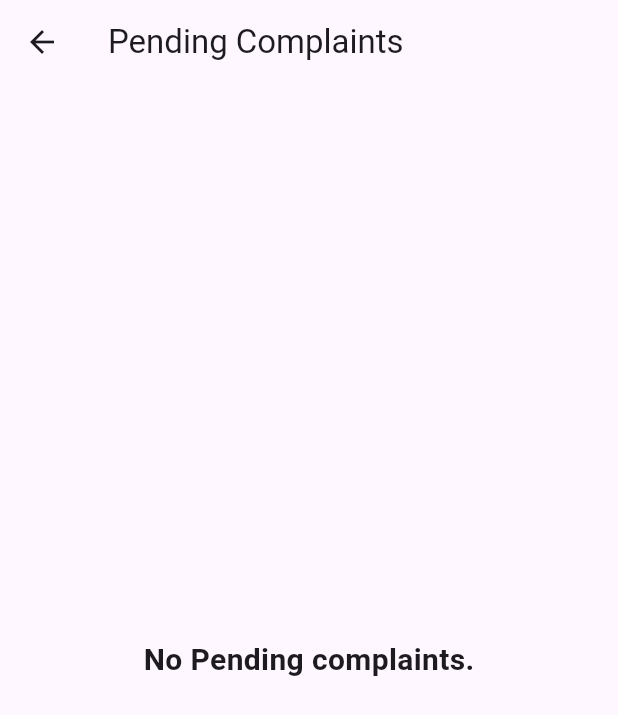
After one commit to Navneetkumar3134/student-complaint-management-system, a Flutter app: the StudentDashboard screen opened directly, after a tap on "Pending", on a phone screen of 412 x 824 dp. The commit adds this screen. Shown: the top 715 px of the screen. Run offline on Flutter 3.47's test engine with Material 3 defaults, Android fonts, the phone set to English and light mode, and no system bars.

Commit message:
Add pending and resolved complaint filters

```diff
--- /dev/null
+++ b/lib/screens/filtered_complaints_screen.dart
@@ -0,0 +1,102 @@
+import 'package:flutter/material.dart';
+import '../services/complaint_service.dart';
+import 'complaint_details_screen.dart';
+
+class FilteredComplaintsScreen extends StatelessWidget {
+  final String status;
+
+  const FilteredComplaintsScreen({
+    super.key,
+    required this.status,
+  });
+
+  @override
+  Widget build(BuildContext context) {
+    final complaints = ComplaintService.complaints
+        .where((complaint) => complaint.status == status)
+        .toList();
+
+    return Scaffold(
+      appBar: AppBar(
+        title: Text('$status Complaints'),
+      ),
+      body: complaints.isEmpty
+          ? Center(
+              child: Text(
+                'No $status complaints.',
+                style: const TextStyle(
+                  fontSize: 20,
+                  fontWeight: FontWeight.bold,
+                ),
+              ),
+            )
+          : ListView.builder(
+              padding: const EdgeInsets.all(16),
+              itemCount: complaints.length,
+              itemBuilder: (context, index) {
+                final complaint = complaints[index];
+
+                return Card(
+                  margin: const EdgeInsets.only(bottom: 15),
+                  child: Padding(
+                    padding: const EdgeInsets.all(16),
+                    child: Column(
+                      crossAxisAlignment:
+                          CrossAxisAlignment.start,
+                      children: [
+                        Text(
+                          complaint.title,
+                          style: const TextStyle(
+                            fontSize: 19,
+                            fontWeight: FontWeight.bold,
+                          ),
+                        ),
+
+                        const SizedBox(height: 10),
+
+                        Text(
+                          'Category: ${complaint.category}',
+                          style: const TextStyle(
+                            fontSize: 15,
+                          ),
+                        ),
+
+                        const SizedBox(height: 6),
+
+                        Text(
+                          'Status: ${complaint.status}',
+                          style: const TextStyle(
+                            fontSize: 15,
+                            fontWeight: FontWeight.bold,
+                          ),
+                        ),
+
+                        const SizedBox(height: 12),
+
+                        SizedBox(
+                          width: double.infinity,
+                          child: ElevatedButton.icon(
+                            onPressed: () {
+                              Navigator.push(
+                                context,
+                                MaterialPageRoute(
+                                  builder: (context) =>
+                                      ComplaintDetailsScreen(
+                                    complaint: complaint,
+                                  ),
+                                ),
+                              );
+                            },
+                            icon: const Icon(Icons.visibility),
+                            label: const Text('View Details'),
+                          ),
+                        ),
+                      ],
+                    ),
+                  ),
+                );
+              },
+            ),
+    );
+  }
+}
--- a/lib/screens/student_dashboard.dart
+++ b/lib/screens/student_dashboard.dart
@@ -2,6 +2,7 @@ import 'package:flutter/material.dart';
 import 'submit_complaint_screen.dart';
 import 'my_complaints_screen.dart';
 import 'login_screen.dart';
+import 'filtered_complaints_screen.dart';
 
 class StudentDashboard extends StatelessWidget {
   const StudentDashboard({super.key});
@@ -90,14 +91,34 @@ class StudentDashboard extends StatelessWidget {
                    context,
                    Icons.pending_actions,
                    'Pending',
-                    () {},
+                   () {
+                     Navigator.push(
+                       context,
+                       MaterialPageRoute(
+                         builder: (context) =>
+                             const FilteredComplaintsScreen(
+                           status: 'Pending',
+                         ),
+                      ),
+                    );
+                  },
                 ),
 
                  _dashboardCard(
                    context,
                    Icons.check_circle,
                    'Resolved',
-                    () {},
+                   () {
+                     Navigator.push(
+                       context,
+                       MaterialPageRoute(
+                         builder: (context) =>
+                             const FilteredComplaintsScreen(
+                           status: 'Resolved',
+                         ),
+                      ),
+                    );
+                   },
                  ),
                 ],
               ),
```
Lines whose indentation alone changed are shown as unchanged.
